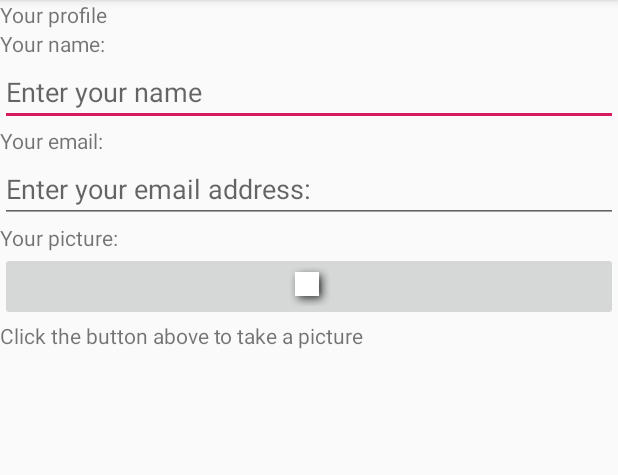
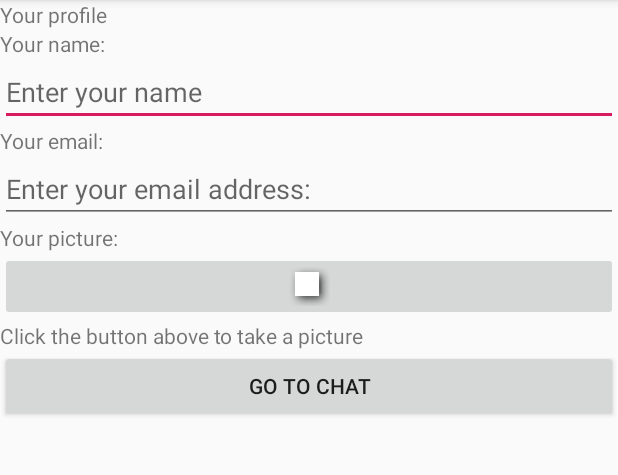
Before and after one commit to wiam95/JavaLabs, an Android app: the ProfileActivity screen opened directly, with no data from a screen before it, on a phone screen of 412 x 824 dp, the part 84-559 px from its top. Run offline under Robolectric (Android 15) with nearby library versions, the phone set to English and light mode, and no system bars.

Commit message:
Added basic Chat Room (List view takes entire page though) Working on lab4

```diff
--- a/app/src/main/java/com/example/androidlabs/ProfileActivity.java
+++ b/app/src/main/java/com/example/androidlabs/ProfileActivity.java
@@ -7,6 +7,7 @@ import android.graphics.Bitmap;
 import android.os.Bundle;
 import android.provider.MediaStore;
 import android.view.View;
+import android.widget.Button;
 import android.widget.EditText;
 import android.widget.ImageButton;
 
@@ -19,9 +20,9 @@ public class ProfileActivity extends AppCompatActivity {
 
     static ImageButton mImageButton;
 
-
     EditText name, email;
     ImageButton camera;
+    Button goToChat;
     View view;
 
 
@@ -34,9 +35,8 @@ public class ProfileActivity extends AppCompatActivity {
 
         name = (EditText)findViewById(R.id.enterName);
         email = (EditText)findViewById(R.id.enterEmail);
-        //camera = (ImageButton)findViewById(R.id.camera);
         mImageButton = (ImageButton)findViewById(R.id.camera);
-
+        goToChat = (Button)findViewById(R.id.goToChat);
 
         //Next three lines are to obtain email from previous page
         Intent fromMain = getIntent();
@@ -53,13 +53,24 @@ public class ProfileActivity extends AppCompatActivity {
             //Calls method given by prof in lab
             dispatchTakePictureIntent();
 
+            }
+        });
+
+        //Sends user to the chat page
+        goToChat.setOnClickListener(new View.OnClickListener() {
+            @Override
+            public void onClick(View v) {
+
+                //Goes to chat room page from this page
+                Intent goToChat = new Intent(ProfileActivity.this, ChatRoomActivity.class);
+                startActivity(goToChat);
 
             }
         });
 
-
     }
 
+    //Handles taking the picture
     private void dispatchTakePictureIntent() {
         Intent takePictureIntent = new Intent(MediaStore.ACTION_IMAGE_CAPTURE);
         if (takePictureIntent.resolveActivity(getPackageManager()) != null) {
@@ -67,6 +78,7 @@ public class ProfileActivity extends AppCompatActivity {
         }
     }
 
+    //Returns the picture
     @Override
     protected void onActivityResult(int requestCode, int resultCode, Intent data) {
         if (requestCode == REQUEST_IMAGE_CAPTURE && resultCode == RESULT_OK) {
--- a/app/src/main/res/layout/activity_profile.xml
+++ b/app/src/main/res/layout/activity_profile.xml
@@ -57,4 +57,11 @@
         android:layout_height="wrap_content"
         android:text="@string/takePic" />
 
+
+    <Button
+        android:id="@+id/goToChat"
+        android:layout_width="match_parent"
+        android:layout_height="wrap_content"
+        android:text="@string/goToChat"/>
+
 </androidx.appcompat.widget.LinearLayoutCompat>
--- a/app/src/main/res/values/strings.xml
+++ b/app/src/main/res/values/strings.xml
@@ -16,5 +16,8 @@
     <string name="yourEmail">Your email:</string>
     <string name="picture">Your picture:</string>
     <string name="takePic">Click the button above to take a picture</string>
+    <string name="goToChat">Go to chat</string>
+    <string name="send">SEND</string>
+    <string name="receive">RECEIVE</string>
 
 </resources>
```
Also changed, not shown: app/src/main/AndroidManifest.xml (+5 -2 lines), app/src/main/java/com/example/androidlabs/ChatRoomActivity.java (added, +19 -0 lines), app/src/main/res/layout/activity_chat_room.xml (added, +44 -0 lines), app/src/main/res/drawable-v24/row_receive.png (added), app/src/main/res/drawable-v24/row_send.png (added), 1 other file.
